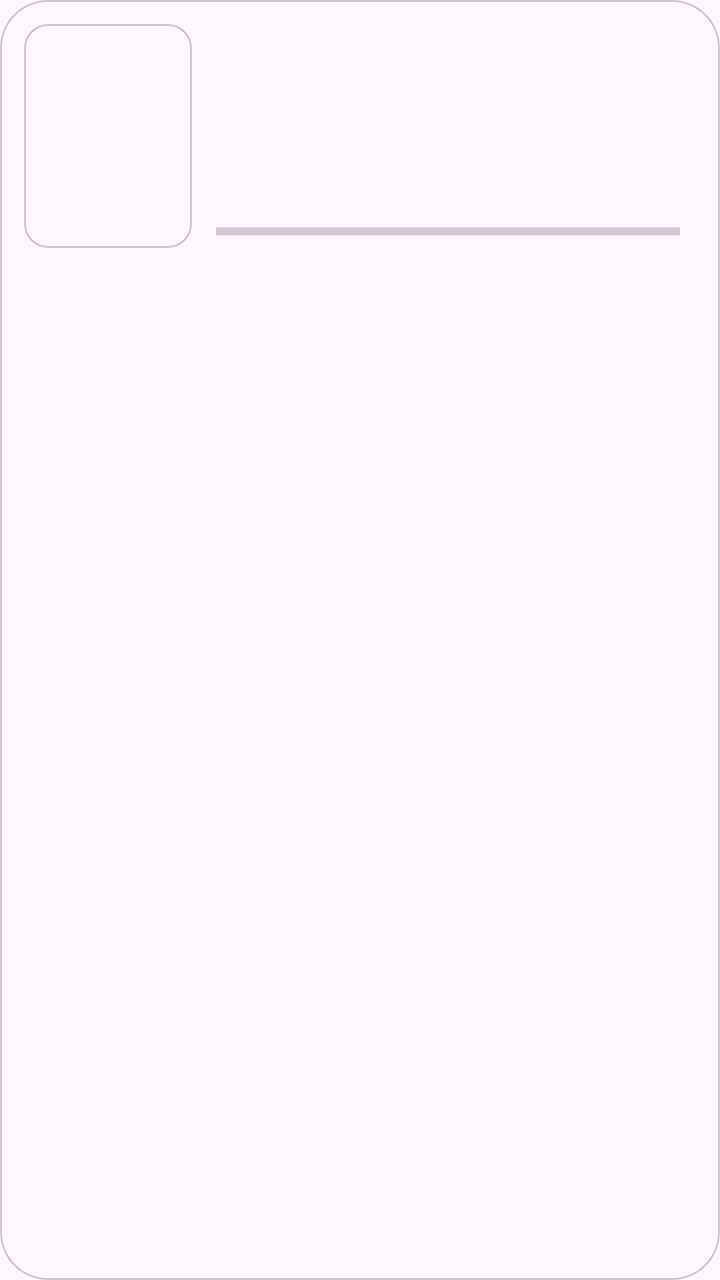
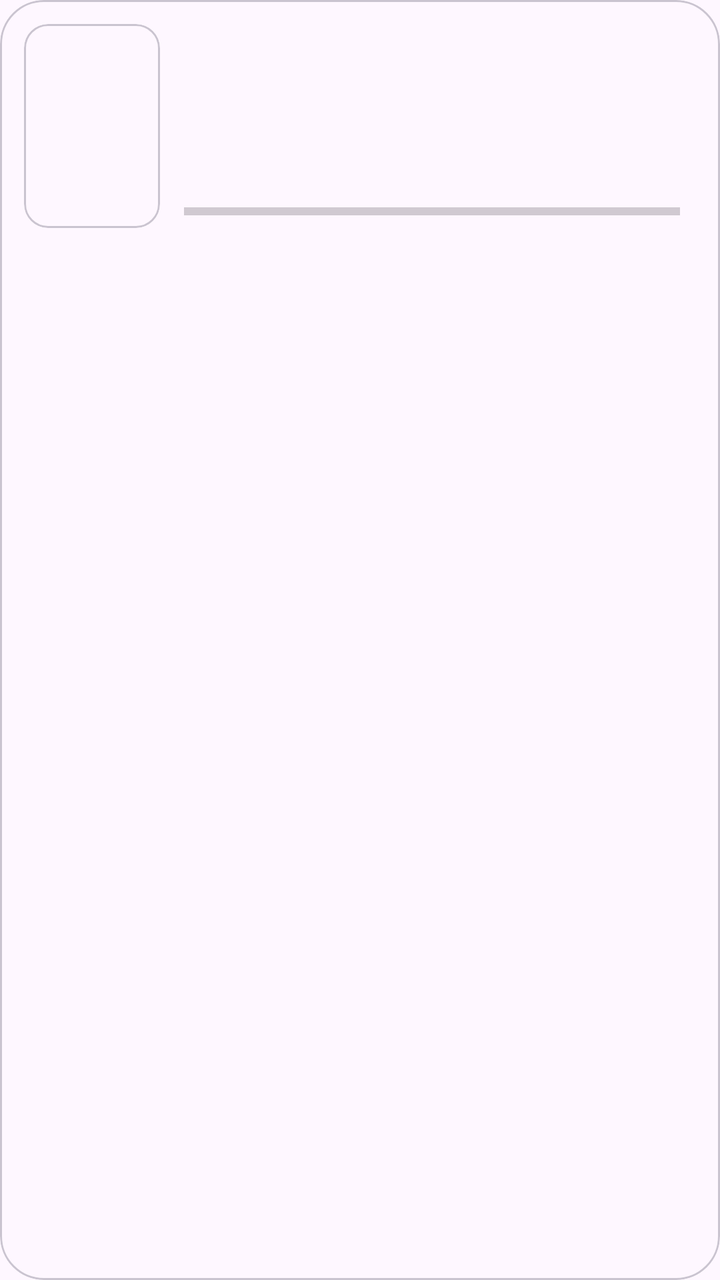

Screens rendered from an Android XML layout before and after an edit, with the pre-edit source and the edit as a unified diff.
<!-- AndroidManifest.xml: application theme Theme.BoxZero -->
<!-- res/layout/item_history.xml -->
<?xml version="1.0" encoding="utf-8"?>
<com.google.android.material.card.MaterialCardView xmlns:android="http://schemas.android.com/apk/res/android"
    xmlns:app="http://schemas.android.com/apk/res-auto"
    android:layout_width="match_parent"
    android:layout_height="wrap_content"
    android:layout_marginStart="16dp"
    android:layout_marginEnd="16dp"
    android:layout_marginTop="6dp"
    android:layout_marginBottom="6dp"
    app:cardCornerRadius="24dp"
    app:cardElevation="0dp">

    <LinearLayout
        android:layout_width="match_parent"
        android:layout_height="wrap_content"
        android:orientation="horizontal"
        android:padding="12dp">

        <com.google.android.material.card.MaterialCardView
            android:layout_width="84dp"
            android:layout_height="112dp"
            app:cardCornerRadius="12dp"
            app:cardElevation="0dp">

            <ImageView
                android:id="@+id/pic"
                android:layout_width="match_parent"
                android:layout_height="match_parent"
                android:scaleType="centerCrop" />
        </com.google.android.material.card.MaterialCardView>

        <LinearLayout
            android:layout_width="0dp"
            android:layout_height="112dp"
            android:layout_marginStart="12dp"
            android:layout_weight="1"
            android:orientation="vertical">

            <LinearLayout
                android:layout_width="match_parent"
                android:layout_height="wrap_content"
                android:gravity="center_vertical"
                android:orientation="horizontal">

                <TextView
                    android:id="@+id/name"
                    android:layout_width="0dp"
                    android:layout_height="wrap_content"
                    android:layout_weight="1"
                    android:ellipsize="end"
                    android:singleLine="true"
                    android:textColor="#222222"
                    android:textSize="16sp"
                    android:textStyle="bold" />

                <TextView
                    android:id="@+id/source"
                    android:layout_width="wrap_content"
                    android:layout_height="wrap_content"
                    android:layout_marginStart="8dp"
                    android:textColor="#777777"
                    android:textSize="12sp" />
            </LinearLayout>

            <TextView
                android:id="@+id/lastWatch"
                android:layout_width="match_parent"
                android:layout_height="wrap_content"
                android:layout_marginTop="10dp"
                android:ellipsize="end"
                android:singleLine="true"
                android:textColor="#555555"
                android:textSize="13sp" />

            <View
                android:layout_width="match_parent"
                android:layout_height="0dp"
                android:layout_weight="1" />

            <LinearLayout
                android:id="@+id/progressRow"
                android:layout_width="match_parent"
                android:layout_height="wrap_content"
                android:gravity="center_vertical"
                android:orientation="horizontal">

                <ProgressBar
                    android:id="@+id/progress"
                    style="?android:attr/progressBarStyleHorizontal"
                    android:layout_width="0dp"
                    android:layout_height="wrap_content"
                    android:layout_weight="1"
                    android:max="100"
                    android:progressTint="#8B5E34" />

                <TextView
                    android:id="@+id/percent"
                    android:layout_width="wrap_content"
                    android:layout_height="wrap_content"
                    android:layout_marginStart="8dp"
                    android:textColor="#8B5E34"
                    android:textSize="12sp" />
            </LinearLayout>
        </LinearLayout>
    </LinearLayout>

</com.google.android.material.card.MaterialCardView>
<!-- resources referenced by this layout -->
<resources>
  <style name="Theme.BoxZero" parent="Theme.Material3.DayNight.NoActionBar">
      </style>
</resources>

<!-- the commit's change to res/layout/item_history.xml (unified diff, before → after) -->
@@ -7,7 +7,7 @@
     android:layout_marginEnd="16dp"
     android:layout_marginTop="6dp"
     android:layout_marginBottom="6dp"
-    app:cardCornerRadius="24dp"
+    app:cardCornerRadius="22dp"
     app:cardElevation="0dp">
 
     <LinearLayout
@@ -17,8 +17,8 @@
         android:padding="12dp">
 
         <com.google.android.material.card.MaterialCardView
-            android:layout_width="84dp"
-            android:layout_height="112dp"
+            android:layout_width="68dp"
+            android:layout_height="102dp"
             app:cardCornerRadius="12dp"
             app:cardElevation="0dp">
 
@@ -31,7 +31,7 @@
 
         <LinearLayout
             android:layout_width="0dp"
-            android:layout_height="112dp"
+            android:layout_height="102dp"
             android:layout_marginStart="12dp"
             android:layout_weight="1"
             android:orientation="vertical">
